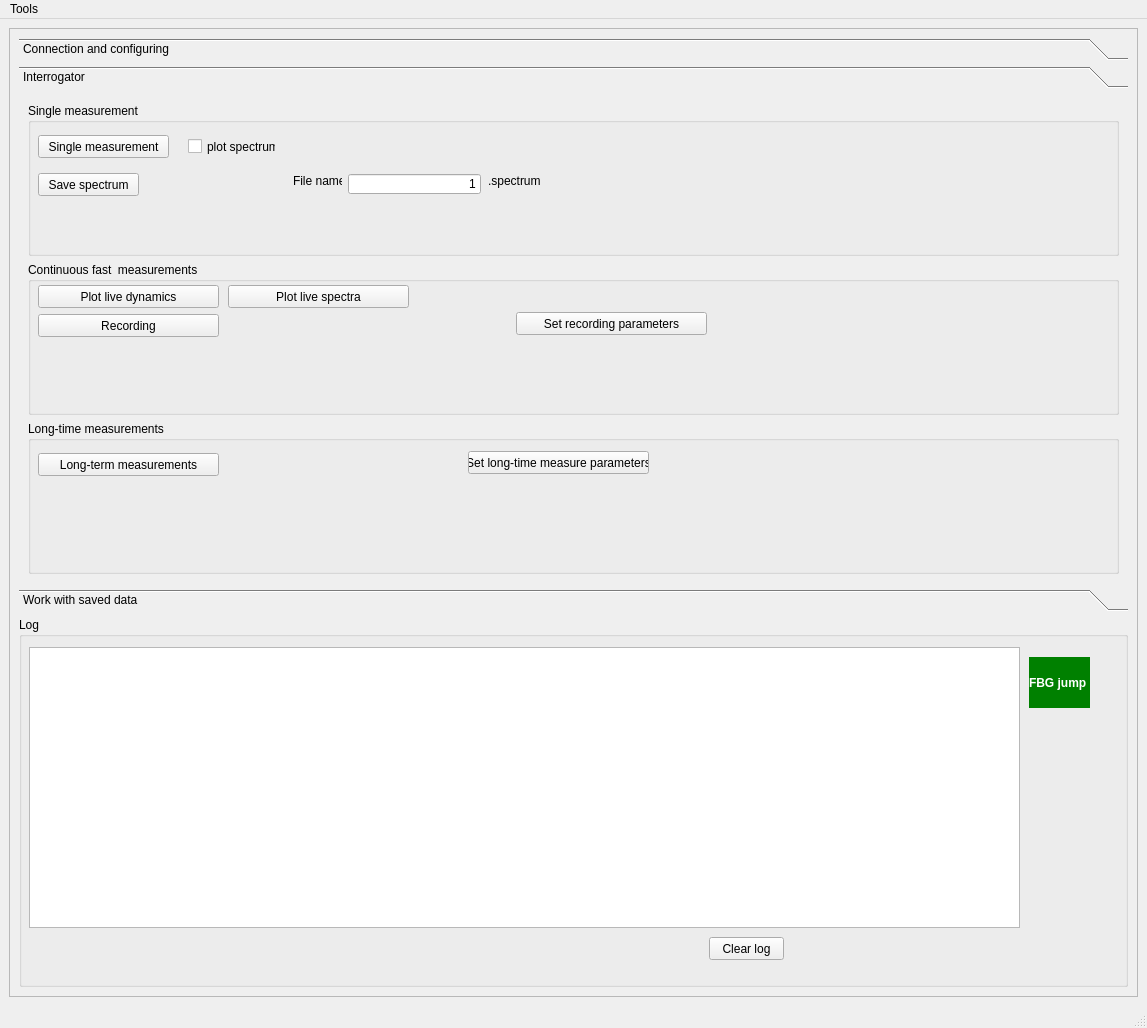
This is UIs/mainwindow.ui in IlyaVatnik/AFR_interrogator as Qt 5 draws it before an edit. The edited form follows.
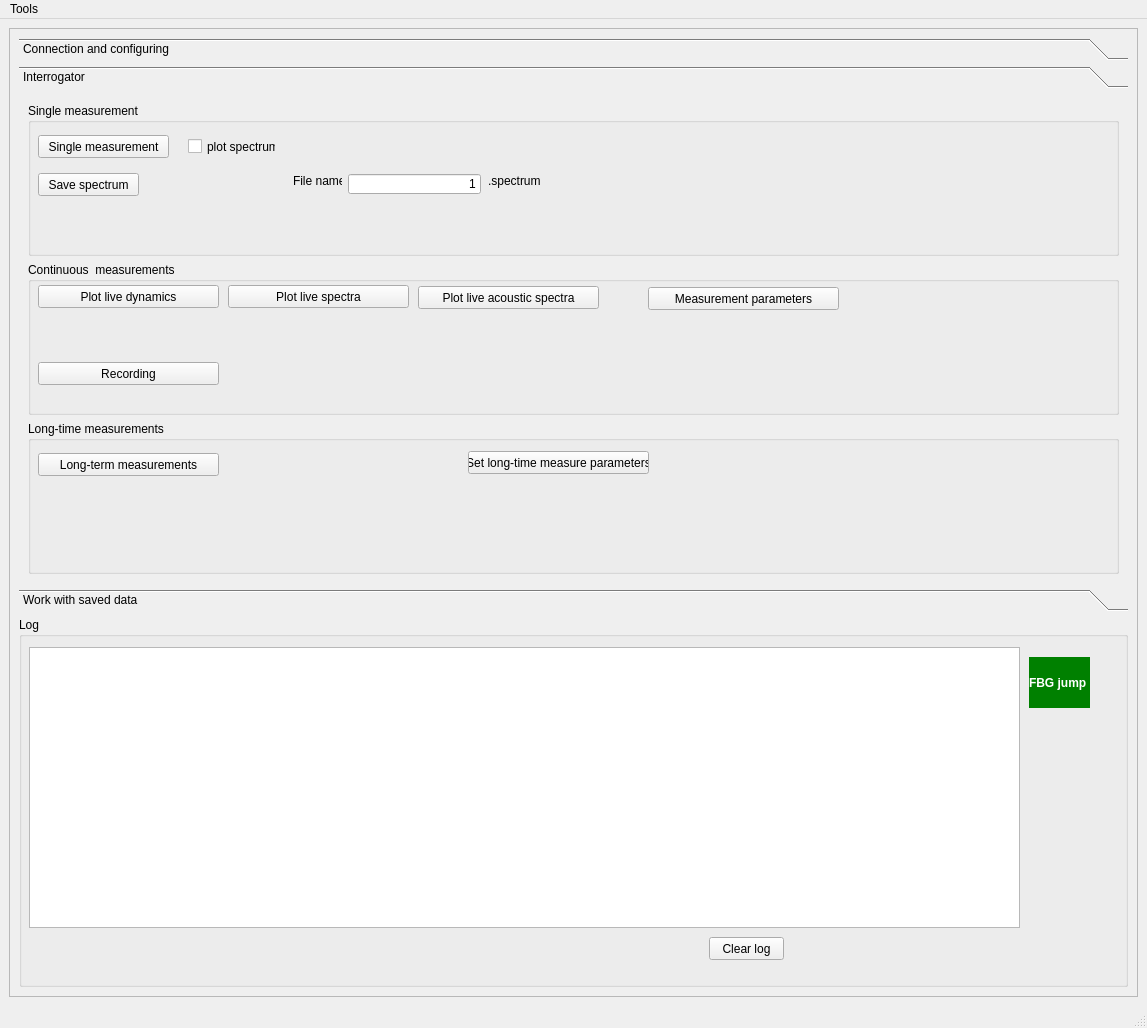
This is the edited form. The open tabs and pages were chosen to show the change.

```diff
--- a/UIs/mainwindow.ui
+++ b/UIs/mainwindow.ui
@@ -149,8 +149,8 @@
             <rect>
              <x>0</x>
              <y>0</y>
-             <width>831</width>
-             <height>305</height>
+             <width>1109</width>
+             <height>492</height>
             </rect>
            </property>
            <attribute name="label">
@@ -262,7 +262,7 @@
                  </size>
                 </property>
                 <property name="title">
-                 <string>Continuous fast  measurements</string>
+                 <string>Continuous  measurements</string>
                 </property>
                 <widget class="QPushButton" name="pushButton_plot_live_dynamics">
                  <property name="geometry">
@@ -296,11 +296,30 @@
                   <bool>true</bool>
                  </property>
                 </widget>
+                <widget class="QPushButton" name="pushButton_plot_live_acoustic_spectra">
+                 <property name="geometry">
+                  <rect>
+                   <x>390</x>
+                   <y>24</y>
+                   <width>181</width>
+                   <height>23</height>
+                  </rect>
+                 </property>
+                 <property name="toolTip">
+                  <string>Live Fourier spectra of wavelength oscillations of every enabled FBG (settings: Measurement parameters)</string>
+                 </property>
+                 <property name="text">
+                  <string>Plot live acoustic spectra</string>
+                 </property>
+                 <property name="checkable">
+                  <bool>true</bool>
+                 </property>
+                </widget>
                 <widget class="QPushButton" name="pushButton_start_recording">
                  <property name="geometry">
                   <rect>
                    <x>10</x>
-                   <y>52</y>
+                   <y>100</y>
                    <width>181</width>
                    <height>23</height>
                   </rect>
@@ -312,14 +331,14 @@
                 <widget class="QPushButton" name="pushButton_set_recording_parameters">
                  <property name="geometry">
                   <rect>
-                   <x>488</x>
-                   <y>50</y>
+                   <x>620</x>
+                   <y>25</y>
                    <width>191</width>
                    <height>23</height>
                   </rect>
                  </property>
                  <property name="text">
-                  <string>Set recording parameters</string>
+                  <string>Measurement parameters</string>
                  </property>
                 </widget>
                </widget>
```
Left out of the diff: 22 changed lines with no effect on the pictures.
